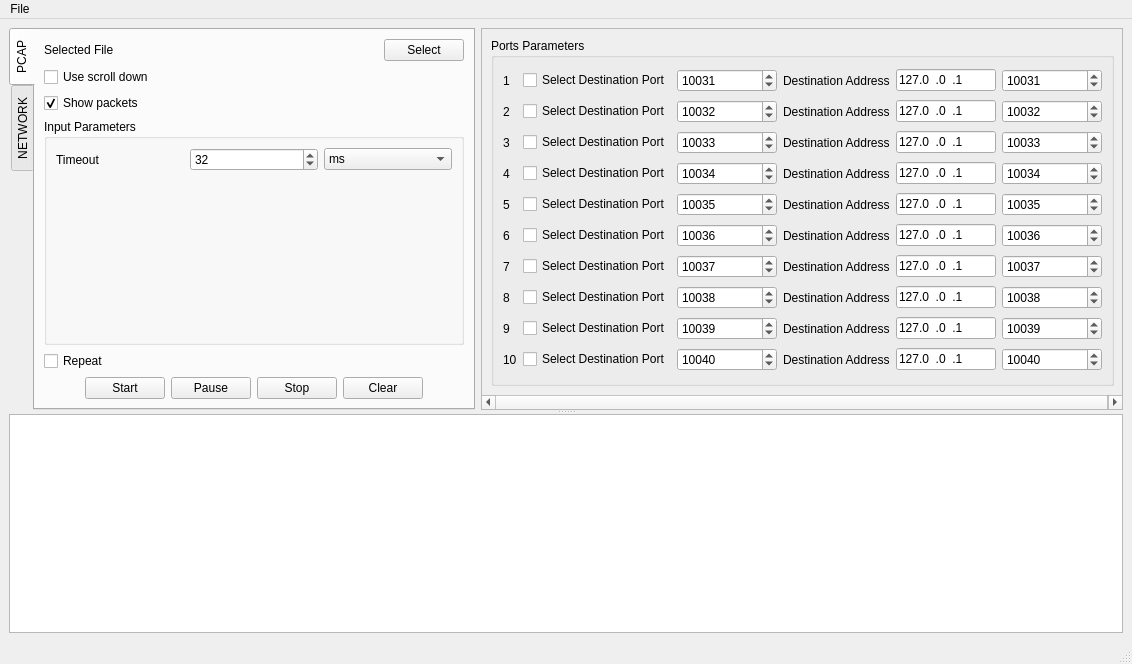
Qt form mainwindow.ui (artthirt/AnalyzePcapUdp) before a commit.
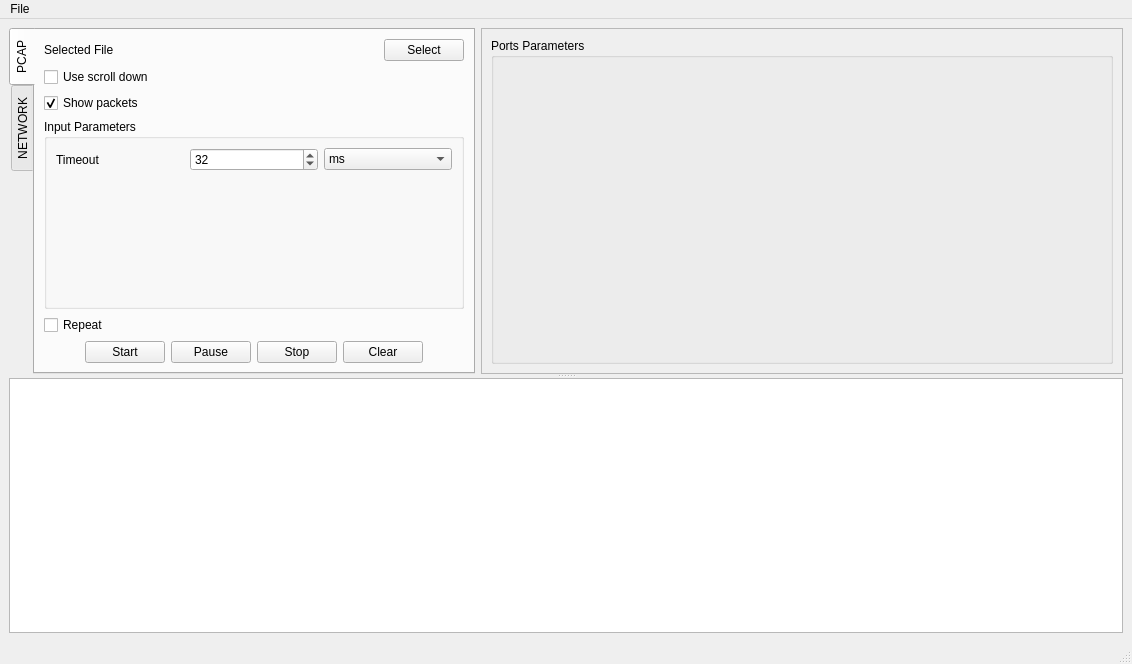
The same form after that commit.

Commit message: added dest ip filter

```diff
--- a/mainwindow.ui
+++ b/mainwindow.ui
@@ -66,1052 +66,7 @@
               <property name="title">
                <string>Ports Parameters</string>
               </property>
-              <layout class="QGridLayout" name="gridLayout_2">
-               <item row="1" column="6">
-                <widget class="QSpinBox" name="sbDstPort_2">
-                 <property name="minimumSize">
-                  <size>
-                   <width>100</width>
-                   <height>0</height>
-                  </size>
-                 </property>
-                 <property name="maximumSize">
-                  <size>
-                   <width>200</width>
-                   <height>16777215</height>
-                  </size>
-                 </property>
-                 <property name="maximum">
-                  <number>65535</number>
-                 </property>
-                 <property name="value">
-                  <number>10032</number>
-                 </property>
-                </widget>
-               </item>
-               <item row="6" column="5">
-                <widget class="QLineEdit" name="leIp_6">
-                 <property name="minimumSize">
-                  <size>
-                   <width>100</width>
-                   <height>0</height>
-                  </size>
-                 </property>
-                 <property name="maximumSize">
-                  <size>
-                   <width>200</width>
-                   <height>16777215</height>
-                  </size>
-                 </property>
-                 <property name="inputMask">
-                  <string>999.999.999.999</string>
-                 </property>
-                 <property name="text">
-                  <string>127.0.0.1</string>
-                 </property>
-                </widget>
-               </item>
-               <item row="6" column="6">
-                <widget class="QSpinBox" name="sbDstPort_6">
-                 <property name="minimumSize">
-                  <size>
-                   <width>100</width>
-                   <height>0</height>
-                  </size>
-                 </property>
-                 <property name="maximumSize">
-                  <size>
-                   <width>200</width>
-                   <height>16777215</height>
-                  </size>
-                 </property>
-                 <property name="maximum">
-                  <number>65535</number>
-                 </property>
-                 <property name="value">
-                  <number>10036</number>
-                 </property>
-                </widget>
-               </item>
-               <item row="0" column="4">
-                <widget class="QLabel" name="label">
-                 <property name="sizePolicy">
-                  <sizepolicy hsizetype="Preferred" vsizetype="Preferred">
-                   <horstretch>0</horstretch>
-                   <verstretch>0</verstretch>
-                  </sizepolicy>
-                 </property>
-                 <property name="text">
-                  <string>Destination Address</string>
-                 </property>
-                </widget>
-               </item>
-               <item row="0" column="6">
-                <widget class="QSpinBox" name="sbDstPort">
-                 <property name="minimumSize">
-                  <size>
-                   <width>100</width>
-                   <height>0</height>
-                  </size>
-                 </property>
-                 <property name="maximumSize">
-                  <size>
-                   <width>200</width>
-                   <height>16777215</height>
-                  </size>
-                 </property>
-                 <property name="maximum">
-                  <number>65535</number>
-                 </property>
-                 <property name="value">
-                  <number>10031</number>
-                 </property>
-                </widget>
-               </item>
-               <item row="4" column="3">
-                <widget class="QSpinBox" name="sbFilterDstPort_5">
-                 <property name="minimumSize">
-                  <size>
-                   <width>100</width>
-                   <height>0</height>
-                  </size>
-                 </property>
-                 <property name="maximumSize">
-                  <size>
-                   <width>200</width>
-                   <height>16777215</height>
-                  </size>
-                 </property>
-                 <property name="maximum">
-                  <number>65535</number>
-                 </property>
-                 <property name="value">
-                  <number>10035</number>
-                 </property>
-                </widget>
-               </item>
-               <item row="0" column="5">
-                <widget class="QLineEdit" name="leIp">
-                 <property name="minimumSize">
-                  <size>
-                   <width>100</width>
-                   <height>0</height>
-                  </size>
-                 </property>
-                 <property name="maximumSize">
-                  <size>
-                   <width>200</width>
-                   <height>16777215</height>
-                  </size>
-                 </property>
-                 <property name="inputMask">
-                  <string>999.999.999.999</string>
-                 </property>
-                 <property name="text">
-                  <string>127.0.0.1</string>
-                 </property>
-                </widget>
-               </item>
-               <item row="3" column="1">
-                <widget class="QLabel" name="label_16">
-                 <property name="sizePolicy">
-                  <sizepolicy hsizetype="Preferred" vsizetype="Preferred">
-                   <horstretch>0</horstretch>
-                   <verstretch>0</verstretch>
-                  </sizepolicy>
-                 </property>
-                 <property name="maximumSize">
-                  <size>
-                   <width>30</width>
-                   <height>16777215</height>
-                  </size>
-                 </property>
-                 <property name="text">
-                  <string>4</string>
-                 </property>
-                </widget>
-               </item>
-               <item row="1" column="2">
-                <widget class="QCheckBox" name="chbFilterDstPort_2">
-                 <property name="text">
-                  <string>Select Destination Port</string>
-                 </property>
-                </widget>
-               </item>
-               <item row="8" column="6">
-                <widget class="QSpinBox" name="sbDstPort_8">
-                 <property name="minimumSize">
-                  <size>
-                   <width>100</width>
-                   <height>0</height>
-                  </size>
-                 </property>
-                 <property name="maximumSize">
-                  <size>
-                   <width>200</width>
-                   <height>16777215</height>
-                  </size>
-                 </property>
-                 <property name="maximum">
-                  <number>65535</number>
-                 </property>
-                 <property name="value">
-                  <number>10038</number>
-                 </property>
-                </widget>
-               </item>
-               <item row="3" column="4">
-                <widget class="QLabel" name="label_6">
-                 <property name="sizePolicy">
-                  <sizepolicy hsizetype="Preferred" vsizetype="Preferred">
-                   <horstretch>0</horstretch>
-                   <verstretch>0</verstretch>
-                  </sizepolicy>
-                 </property>
-                 <property name="text">
-                  <string>Destination Address</string>
-                 </property>
-                </widget>
-               </item>
-               <item row="8" column="4">
-                <widget class="QLabel" name="label_10">
-                 <property name="sizePolicy">
-                  <sizepolicy hsizetype="Preferred" vsizetype="Preferred">
-                   <horstretch>0</horstretch>
-                   <verstretch>0</verstretch>
-                  </sizepolicy>
-                 </property>
-                 <property name="text">
-                  <string>Destination Address</string>
-                 </property>
-                </widget>
-               </item>
-               <item row="10" column="6">
-                <widget class="QSpinBox" name="sbDstPort_10">
-                 <property name="minimumSize">
-                  <size>
-                   <width>100</width>
-                   <height>0</height>
-                  </size>
-                 </property>
-                 <property name="maximumSize">
-                  <size>
-                   <width>200</width>
-                   <height>16777215</height>
-                  </size>
-                 </property>
-                 <property name="maximum">
-                  <number>65535</number>
-                 </property>
-                 <property name="value">
-                  <number>10040</number>
-                 </property>
-                </widget>
-               </item>
-               <item row="10" column="5">
-                <widget class="QLineEdit" name="leIp_10">
-                 <property name="maximumSize">
-                  <size>
-                   <width>200</width>
-                   <height>16777215</height>
-                  </size>
-                 </property>
-                 <property name="inputMask">
-                  <string>999.999.999.999</string>
-                 </property>
-                 <property name="text">
-                  <string>127.0.0.1</string>
-                 </property>
-                </widget>
-               </item>
-               <item row="7" column="2">
-                <widget class="QCheckBox" name="chbFilterDstPort_7">
-                 <property name="text">
-                  <string>Select Destination Port</string>
-                 </property>
-                </widget>
-               </item>
-               <item row="4" column="6">
-                <widget class="QSpinBox" name="sbDstPort_5">
-                 <property name="minimumSize">
-                  <size>
-                   <width>100</width>
-                   <height>0</height>
-                  </size>
-                 </property>
-                 <property name="maximumSize">
-                  <size>
-                   <width>200</width>
-                   <height>16777215</height>
-                  </size>
-                 </property>
-                 <property name="maximum">
-                  <number>65535</number>
-                 </property>
-                 <property name="value">
-                  <number>10035</number>
-                 </property>
-                </widget>
-               </item>
-               <item row="2" column="6">
-                <widget class="QSpinBox" name="sbDstPort_3">
-                 <property name="minimumSize">
-                  <size>
-                   <width>100</width>
-                   <height>0</height>
-                  </size>
-                 </property>
-                 <property name="maximumSize">
-                  <size>
-                   <width>200</width>
-                   <height>16777215</height>
-                  </size>
-                 </property>
-                 <property name="maximum">
-                  <number>65535</number>
-                 </property>
-                 <property name="value">
-                  <number>10033</number>
-                 </property>
-                </widget>
-               </item>
-               <item row="7" column="3">
-                <widget class="QSpinBox" name="sbFilterDstPort_7">
-                 <property name="minimumSize">
-                  <size>
-                   <width>100</width>
-                   <height>0</height>
-                  </size>
-                 </property>
-                 <property name="maximumSize">
-                  <size>
-                   <width>200</width>
-                   <height>16777215</height>
-                  </size>
-                 </property>
-                 <property name="maximum">
-                  <number>65535</number>
-                 </property>
-                 <property name="value">
-                  <number>10037</number>
-                 </property>
-                </widget>
-               </item>
-               <item row="8" column="1">
-                <widget class="QLabel" name="label_20">
-                 <property name="sizePolicy">
-                  <sizepolicy hsizetype="Preferred" vsizetype="Preferred">
-                   <horstretch>0</horstretch>
-                   <verstretch>0</verstretch>
-                  </sizepolicy>
-                 </property>
-                 <property name="maximumSize">
-                  <size>
-                   <width>30</width>
-                   <height>16777215</height>
-                  </size>
-                 </property>
-                 <property name="text">
-                  <string>8</string>
-                 </property>
-                </widget>
-               </item>
-               <item row="9" column="1">
-                <widget class="QLabel" name="label_21">
-                 <property name="sizePolicy">
-                  <sizepolicy hsizetype="Preferred" vsizetype="Preferred">
-                   <horstretch>0</horstretch>
-                   <verstretch>0</verstretch>
-                  </sizepolicy>
-                 </property>
-                 <property name="maximumSize">
-                  <size>
-                   <width>30</width>
-                   <height>16777215</height>
-                  </size>
-                 </property>
-                 <property name="text">
-                  <string>9</string>
-                 </property>
-                </widget>
-               </item>
-               <item row="3" column="5">
-                <widget class="QLineEdit" name="leIp_4">
-                 <property name="minimumSize">
-                  <size>
-                   <width>100</width>
-                   <height>0</height>
-                  </size>
-                 </property>
-                 <property name="maximumSize">
-                  <size>
-                   <width>200</width>
-                   <height>16777215</height>
-                  </size>
-                 </property>
-                 <property name="inputMask">
-                  <string>999.999.999.999</string>
-                 </property>
-                 <property name="text">
-                  <string>127.0.0.1</string>
-                 </property>
-                </widget>
-               </item>
-               <item row="3" column="2">
-                <widget class="QCheckBox" name="chbFilterDstPort_4">
-                 <property name="text">
-                  <string>Select Destination Port</string>
-                 </property>
-                </widget>
-               </item>
-               <item row="9" column="5">
-                <widget class="QLineEdit" name="leIp_9">
-                 <property name="minimumSize">
-                  <size>
-                   <width>100</width>
-                   <height>0</height>
-                  </size>
-                 </property>
-                 <property name="maximumSize">
-                  <size>
-                   <width>200</width>
-                   <height>16777215</height>
-                  </size>
-                 </property>
-                 <property name="inputMask">
-                  <string>999.999.999.999</string>
-                 </property>
-                 <property name="text">
-                  <string>127.0.0.1</string>
-                 </property>
-                </widget>
-               </item>
-               <item row="6" column="4">
-                <widget class="QLabel" name="label_8">
-                 <property name="sizePolicy">
-                  <sizepolicy hsizetype="Preferred" vsizetype="Preferred">
-                   <horstretch>0</horstretch>
-                   <verstretch>0</verstretch>
-                  </sizepolicy>
-                 </property>
-                 <property name="text">
-                  <string>Destination Address</string>
-                 </property>
-                </widget>
-               </item>
-               <item row="2" column="1">
-                <widget class="QLabel" name="label_15">
-                 <property name="sizePolicy">
-                  <sizepolicy hsizetype="Preferred" vsizetype="Preferred">
-                   <horstretch>0</horstretch>
-                   <verstretch>0</verstretch>
-                  </sizepolicy>
-                 </property>
-                 <property name="maximumSize">
-                  <size>
-                   <width>30</width>
-                   <height>16777215</height>
-                  </size>
-                 </property>
-                 <property name="text">
-                  <string>3</string>
-                 </property>
-                </widget>
-               </item>
-               <item row="0" column="2">
-                <widget class="QCheckBox" name="chbFilterDstPort">
-                 <property name="text">
-                  <string>Select Destination Port</string>
-                 </property>
-                </widget>
-               </item>
-               <item row="8" column="3">
-                <widget class="QSpinBox" name="sbFilterDstPort_8">
-                 <property name="minimumSize">
-                  <size>
-                   <width>100</width>
-                   <height>0</height>
-                  </size>
-                 </property>
-                 <property name="maximumSize">
-                  <size>
-                   <width>200</width>
-                   <height>16777215</height>
-                  </size>
-                 </property>
-                 <property name="maximum">
-                  <number>65535</number>
-                 </property>
-                 <property name="value">
-                  <number>10038</number>
-                 </property>
-                </widget>
-               </item>
-               <item row="4" column="5">
-                <widget class="QLineEdit" name="leIp_5">
-                 <property name="minimumSize">
-                  <size>
-                   <width>100</width>
-                   <height>0</height>
-                  </size>
-                 </property>
-                 <property name="maximumSize">
-                  <size>
-                   <width>200</width>
-                   <height>16777215</height>
-                  </size>
-                 </property>
-                 <property name="inputMask">
-                  <string>999.999.999.999</string>
-                 </property>
-                 <property name="text">
-                  <string>127.0.0.1</string>
-                 </property>
-                </widget>
-               </item>
-               <item row="10" column="4">
-                <widget class="QLabel" name="label_12">
-                 <property name="sizePolicy">
-                  <sizepolicy hsizetype="Preferred" vsizetype="Preferred">
-                   <horstretch>0</horstretch>
-                   <verstretch>0</verstretch>
-                  </sizepolicy>
-                 </property>
-                 <property name="text">
-                  <string>Destination Address</string>
-                 </property>
-                </widget>
-               </item>
-               <item row="7" column="1">
-                <widget class="QLabel" name="label_19">
-                 <property name="sizePolicy">
-                  <sizepolicy hsizetype="Preferred" vsizetype="Preferred">
-                   <horstretch>0</horstretch>
-                   <verstretch>0</verstretch>
-                  </sizepolicy>
-                 </property>
-                 <property name="maximumSize">
-                  <size>
-                   <width>30</width>
-                   <height>16777215</height>
-                  </size>
-                 </property>
-                 <property name="text">
-                  <string>7</string>
-                 </property>
-                </widget>
-               </item>
-               <item row="8" column="5">
-                <widget class="QLineEdit" name="leIp_8">
-                 <property name="minimumSize">
-                  <size>
-                   <width>100</width>
-                   <height>0</height>
-                  </size>
-                 </property>
-                 <property name="maximumSize">
-                  <size>
-                   <width>200</width>
-                   <height>16777215</height>
-                  </size>
-                 </property>
-                 <property name="inputMask">
-                  <string>999.999.999.999</string>
-                 </property>
-                 <property name="text">
-                  <string>127.0.0.1</string>
-                 </property>
-                </widget>
-               </item>
-               <item row="3" column="6">
-                <widget class="QSpinBox" name="sbDstPort_4">
-                 <property name="minimumSize">
-                  <size>
-                   <width>100</width>
-                   <height>0</height>
-                  </size>
-                 </property>
-                 <property name="maximumSize">
-                  <size>
-                   <width>200</width>
-                   <height>16777215</height>
-                  </size>
-                 </property>
-                 <property name="maximum">
-                  <number>65535</number>
-                 </property>
-                 <property name="value">
-                  <number>10034</number>
-                 </property>
-                </widget>
-               </item>
-               <item row="0" column="1">
-                <widget class="QLabel" name="label_13">
-                 <property name="sizePolicy">
-                  <sizepolicy hsizetype="Preferred" vsizetype="Preferred">
-                   <horstretch>0</horstretch>
-                   <verstretch>0</verstretch>
-                  </sizepolicy>
-                 </property>
-                 <property name="maximumSize">
-                  <size>
-                   <width>30</width>
-                   <height>16777215</height>
-                  </size>
-                 </property>
-                 <property name="text">
-                  <string>1</string>
-                 </property>
-                </widget>
-               </item>
-               <item row="9" column="2">
-                <widget class="QCheckBox" name="chbFilterDstPort_9">
-                 <property name="text">
-                  <string>Select Destination Port</string>
-                 </property>
-                </widget>
-               </item>
-               <item row="4" column="1">
-                <widget class="QLabel" name="label_17">
-                 <property name="sizePolicy">
-                  <sizepolicy hsizetype="Preferred" vsizetype="Preferred">
-                   <horstretch>0</horstretch>
-                   <verstretch>0</verstretch>
-                  </sizepolicy>
-                 </property>
-                 <property name="maximumSize">
-                  <size>
-                   <width>30</width>
-                   <height>16777215</height>
-                  </size>
-                 </property>
-                 <property name="text">
-                  <string>5</string>
-                 </property>
-                </widget>
-               </item>
-               <item row="6" column="2">
-                <widget class="QCheckBox" name="chbFilterDstPort_6">
-                 <property name="text">
-                  <string>Select Destination Port</string>
-                 </property>
-                </widget>
-               </item>
-               <item row="7" column="5">
-                <widget class="QLineEdit" name="leIp_7">
-                 <property name="minimumSize">
-                  <size>
-                   <width>100</width>
-                   <height>0</height>
-                  </size>
-                 </property>
-                 <property name="maximumSize">
-                  <size>
-                   <width>200</width>
-                   <height>16777215</height>
-                  </size>
-                 </property>
-                 <property name="inputMask">
-                  <string>999.999.999.999</string>
-                 </property>
-                 <property name="text">
-                  <string>127.0.0.1</string>
-                 </property>
-                </widget>
-               </item>
-               <item row="1" column="4">
-                <widget class="QLabel" name="label_4">
-                 <property name="sizePolicy">
-                  <sizepolicy hsizetype="Preferred" vsizetype="Preferred">
-                   <horstretch>0</horstretch>
-                   <verstretch>0</verstretch>
-                  </sizepolicy>
-                 </property>
-                 <property name="text">
-                  <string>Destination Address</string>
-                 </property>
-                </widget>
-               </item>
-               <item row="6" column="1">
-                <widget class="QLabel" name="label_18">
-                 <property name="sizePolicy">
-                  <sizepolicy hsizetype="Preferred" vsizetype="Preferred">
-                   <horstretch>0</horstretch>
-                   <verstretch>0</verstretch>
-                  </sizepolicy>
-                 </property>
-                 <property name="maximumSize">
-                  <size>
-                   <width>30</width>
-                   <height>16777215</height>
-                  </size>
-                 </property>
-                 <property name="text">
-                  <string>6</string>
-                 </property>
-                </widget>
-               </item>
-               <item row="4" column="2">
-                <widget class="QCheckBox" name="chbFilterDstPort_5">
-                 <property name="text">
-                  <string>Select Destination Port</string>
-                 </property>
-                </widget>
-               </item>
-               <item row="2" column="4">
-                <widget class="QLabel" name="label_5">
-                 <property name="sizePolicy">
-                  <sizepolicy hsizetype="Preferred" vsizetype="Preferred">
-                   <horstretch>0</horstretch>
-                   <verstretch>0</verstretch>
-                  </sizepolicy>
-                 </property>
-                 <property name="text">
-                  <string>Destination Address</string>
-                 </property>
-                </widget>
-               </item>
-               <item row="1" column="1">
-                <widget class="QLabel" name="label_14">
-                 <property name="sizePolicy">
-                  <sizepolicy hsizetype="Preferred" vsizetype="Preferred">
-                   <horstretch>0</horstretch>
-                   <verstretch>0</verstretch>
-                  </sizepolicy>
-                 </property>
-                 <property name="maximumSize">
-                  <size>
-                   <width>30</width>
-                   <height>16777215</height>
-                  </size>
-                 </property>
-                 <property name="text">
-                  <string>2</string>
-                 </property>
-                </widget>
-               </item>
-               <item row="9" column="4">
-                <widget class="QLabel" name="label_11">
-                 <property name="sizePolicy">
-                  <sizepolicy hsizetype="Preferred" vsizetype="Preferred">
-                   <horstretch>0</horstretch>
-                   <verstretch>0</verstretch>
-                  </sizepolicy>
-                 </property>
-                 <property name="text">
-                  <string>Destination Address</string>
-                 </property>
-                </widget>
-               </item>
-               <item row="2" column="3">
-                <widget class="QSpinBox" name="sbFilterDstPort_3">
-                 <property name="minimumSize">
-                  <size>
-                   <width>100</width>
-                   <height>0</height>
-                  </size>
-                 </property>
-                 <property name="maximumSize">
-                  <size>
-                   <width>200</width>
-                   <height>16777215</height>
-                  </size>
-                 </property>
-                 <property name="maximum">
-                  <number>65535</number>
-                 </property>
-                 <property name="value">
-                  <number>10033</number>
-                 </property>
-                </widget>
-               </item>
-               <item row="10" column="2">
-                <widget class="QCheckBox" name="chbFilterDstPort_10">
-                 <property name="text">
-                  <string>Select Destination Port</string>
-                 </property>
-                </widget>
-               </item>
-               <item row="9" column="6">
-                <widget class="QSpinBox" name="sbDstPort_9">
-                 <property name="minimumSize">
-                  <size>
-                   <width>100</width>
-                   <height>0</height>
-                  </size>
-                 </property>
-                 <property name="maximumSize">
-                  <size>
-                   <width>200</width>
-                   <height>16777215</height>
-                  </size>
-                 </property>
-                 <property name="maximum">
-                  <number>65535</number>
-                 </property>
-                 <property name="value">
-                  <number>10039</number>
-                 </property>
-                </widget>
-               </item>
-               <item row="1" column="5">
-                <widget class="QLineEdit" name="leIp_2">
-                 <property name="minimumSize">
-                  <size>
-                   <width>100</width>
-                   <height>0</height>
-                  </size>
-                 </property>
-                 <property name="maximumSize">
-                  <size>
-                   <width>200</width>
-                   <height>16777215</height>
-                  </size>
-                 </property>
-                 <property name="inputMask">
-                  <string>999.999.999.999</string>
-                 </property>
-                 <property name="text">
-                  <string>127.0.0.1</string>
-                 </property>
-                </widget>
-               </item>
-               <item row="9" column="3">
-                <widget class="QSpinBox" name="sbFilterDstPort_9">
-                 <property name="minimumSize">
-                  <size>
-                   <width>100</width>
-                   <height>0</height>
-                  </size>
-                 </property>
-                 <property name="maximumSize">
-                  <size>
-                   <width>200</width>
-                   <height>16777215</height>
-                  </size>
-                 </property>
-                 <property name="maximum">
-                  <number>65535</number>
-                 </property>
-                 <property name="value">
-                  <number>10039</number>
-                 </property>
-                </widget>
-               </item>
-               <item row="4" column="4">
-                <widget class="QLabel" name="label_7">
-                 <property name="sizePolicy">
-                  <sizepolicy hsizetype="Preferred" vsizetype="Preferred">
-                   <horstretch>0</horstretch>
-                   <verstretch>0</verstretch>
-                  </sizepolicy>
-                 </property>
-                 <property name="text">
-                  <string>Destination Address</string>
-                 </property>
-                </widget>
-               </item>
-               <item row="7" column="4">
-                <widget class="QLabel" name="label_9">
-                 <property name="sizePolicy">
-                  <sizepolicy hsizetype="Preferred" vsizetype="Preferred">
-                   <horstretch>0</horstretch>
-                   <verstretch>0</verstretch>
-                  </sizepolicy>
-                 </property>
-                 <property name="text">
-                  <string>Destination Address</string>
-                 </property>
-                </widget>
-               </item>
-               <item row="3" column="3">
-                <widget class="QSpinBox" name="sbFilterDstPort_4">
-                 <property name="minimumSize">
-                  <size>
-                   <width>100</width>
-                   <height>0</height>
-                  </size>
-                 </property>
-                 <property name="maximumSize">
-                  <size>
-                   <width>200</width>
-                   <height>16777215</height>
-                  </size>
-                 </property>
-                 <property name="maximum">
-                  <number>65535</number>
-                 </property>
-                 <property name="value">
-                  <number>10034</number>
-                 </property>
-                </widget>
-               </item>
-               <item row="10" column="3">
-                <widget class="QSpinBox" name="sbFilterDstPort_10">
-                 <property name="minimumSize">
-                  <size>
-                   <width>100</width>
-                   <height>0</height>
-                  </size>
-                 </property>
-                 <property name="maximumSize">
-                  <size>
-                   <width>200</width>
-                   <height>16777215</height>
-                  </size>
-                 </property>
-                 <property name="maximum">
-                  <number>65535</number>
-                 </property>
-                 <property name="value">
-                  <number>10040</number>
-                 </property>
-                </widget>
-               </item>
-               <item row="0" column="3">
-                <widget class="QSpinBox" name="sbFilterDstPort">
-                 <property name="minimumSize">
-                  <size>
-                   <width>100</width>
-                   <height>0</height>
-                  </size>
-                 </property>
-                 <property name="maximumSize">
-                  <size>
-                   <width>200</width>
-                   <height>16777215</height>
-                  </size>
-                 </property>
-                 <property name="maximum">
-                  <number>65535</number>
-                 </property>
-                 <property name="value">
-                  <number>10031</number>
-                 </property>
-                </widget>
-               </item>
-               <item row="6" column="3">
-                <widget class="QSpinBox" name="sbFilterDstPort_6">
-                 <property name="minimumSize">
-                  <size>
-                   <width>100</width>
-                   <height>0</height>
-                  </size>
-                 </property>
-                 <property name="maximumSize">
-                  <size>
-                   <width>200</width>
-                   <height>16777215</height>
-                  </size>
-                 </property>
-                 <property name="maximum">
-                  <number>65535</number>
-                 </property>
-                 <property name="value">
-                  <number>10036</number>
-                 </property>
-                </widget>
-               </item>
-               <item row="1" column="3">
-                <widget class="QSpinBox" name="sbFilterDstPort_2">
-                 <property name="minimumSize">
-                  <size>
-                   <width>100</width>
-                   <height>0</height>
-                  </size>
-                 </property>
-                 <property name="maximumSize">
-                  <size>
-                   <width>200</width>
-                   <height>16777215</height>
-                  </size>
-                 </property>
-                 <property name="maximum">
-                  <number>65535</number>
-                 </property>
-                 <property name="value">
-                  <number>10032</number>
-                 </property>
-                </widget>
-               </item>
-               <item row="8" column="2">
-                <widget class="QCheckBox" name="chbFilterDstPort_8">
-                 <property name="text">
-                  <string>Select Destination Port</string>
-                 </property>
-                </widget>
-               </item>
-               <item row="10" column="1">
-                <widget class="QLabel" name="label_22">
-                 <property name="sizePolicy">
-                  <sizepolicy hsizetype="Preferred" vsizetype="Preferred">
-                   <horstretch>0</horstretch>
-                   <verstretch>0</verstretch>
-                  </sizepolicy>
-                 </property>
-                 <property name="maximumSize">
-                  <size>
-                   <width>30</width>
-                   <height>16777215</height>
-                  </size>
-                 </property>
-                 <property name="text">
-                  <string>10</string>
-                 </property>
-                </widget>
-               </item>
-               <item row="2" column="2">
-                <widget class="QCheckBox" name="chbFilterDstPort_3">
-                 <property name="text">
-                  <string>Select Destination Port</string>
-                 </property>
-                </widget>
-               </item>
-               <item row="2" column="5">
-                <widget class="QLineEdit" name="leIp_3">
-                 <property name="minimumSize">
-                  <size>
-                   <width>100</width>
-                   <height>0</height>
-                  </size>
-                 </property>
-                 <property name="maximumSize">
-                  <size>
-                   <width>200</width>
-                   <height>16777215</height>
-                  </size>
-                 </property>
-                 <property name="inputMask">
-                  <string>999.999.999.999</string>
-                 </property>
-                 <property name="text">
-                  <string>127.0.0.1</string>
-                 </property>
-                </widget>
-               </item>
-               <item row="7" column="6">
-                <widget class="QSpinBox" name="sbDstPort_7">
-                 <property name="minimumSize">
-                  <size>
-                   <width>100</width>
-                   <height>0</height>
-                  </size>
-                 </property>
-                 <property name="maximumSize">
-                  <size>
-                   <width>200</width>
-                   <height>16777215</height>
-                  </size>
-                 </property>
-                 <property name="maximum">
-                  <number>65535</number>
-                 </property>
-                 <property name="value">
-                  <number>10037</number>
-                 </property>
-                </widget>
-               </item>
-              </layout>
+              <layout class="QGridLayout" name="gridLayout_2"/>
              </widget>
             </item>
            </layout>
```
Left out of the diff: 2 changed lines with no effect on the pictures. The commit also changes 4 other files.
